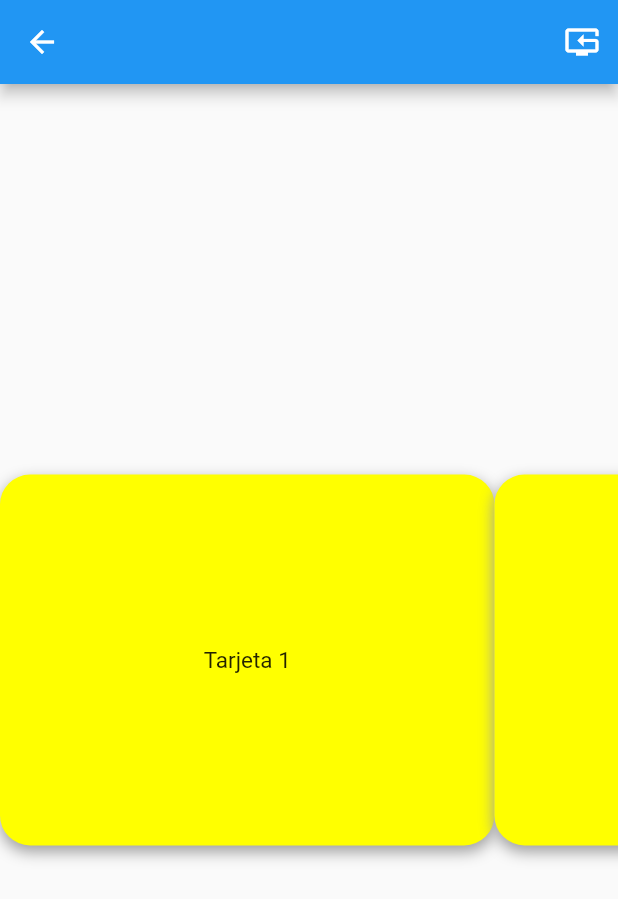
After one commit to angelwayar/portfolio_flutter, a Flutter app: the ListBounceOut screen opened directly, on a phone screen of 412 x 824 dp. The commit adds this screen. Shown: the top 899 px of the screen. Run offline on Flutter 3.47's test engine with Material 2 defaults, Android fonts, the phone set to English and light mode, and no system bars.

Commit message:
add list_bounceOut

```diff
--- /dev/null
+++ b/lib/Pages/list_bounceOut_animation/card_widget.dart
@@ -0,0 +1,44 @@
+import 'dart:math';
+import 'package:flutter/material.dart';
+
+class PlasticCard extends StatefulWidget {
+  final String text;
+  PlasticCard({required this.text});
+
+  @override
+  State<PlasticCard> createState() => _PlasticCardState();
+}
+
+class _PlasticCardState extends State<PlasticCard> {
+  @override
+  Widget build(BuildContext context) {
+    final _height = MediaQuery.of(context).size.height;
+    final _width = MediaQuery.of(context).size.width;
+    return Column(
+      mainAxisAlignment: MainAxisAlignment.center,
+      children: [
+        Container(
+          height: _height * 0.3,
+          width: _width * 0.8,
+          child: Center(
+            child: Text(
+              widget.text,
+              style: TextStyle(fontSize: 15.0),
+            ),
+          ),
+          decoration: BoxDecoration(
+            borderRadius: BorderRadius.circular(20.0),
+            color: Colors.accents[Random().nextInt(Colors.accents.length)],
+            boxShadow: [
+              BoxShadow(
+                blurRadius: 8,
+                color: Colors.grey,
+                offset: Offset(0, 4),
+              ),
+            ],
+          ),
+        ),
+      ],
+    );
+  }
+}
--- /dev/null
+++ b/lib/Pages/list_bounceOut_animation/list_bounceOut.dart
@@ -0,0 +1,51 @@
+import 'package:flutter/material.dart';
+import 'package:portfolio/Pages/list_bounceOut_animation/list_card.dart';
+
+class ListBounceOut extends StatefulWidget {
+  ListBounceOut({Key? key}) : super(key: key);
+
+  @override
+  State<ListBounceOut> createState() => _ListBounceOutState();
+}
+
+class _ListBounceOutState extends State<ListBounceOut> {
+  late ScrollController controller;
+
+  @override
+  void initState() {
+    controller = ScrollController();
+
+    super.initState();
+  }
+
+  @override
+  void dispose() {
+    controller.dispose();
+    super.dispose();
+  }
+
+  @override
+  Widget build(BuildContext context) {
+    return Scaffold(
+      appBar: AppBar(
+        actions: [
+          IconButton(
+              onPressed: () {
+                controller
+                  ..animateTo(0,
+                      duration: Duration(seconds: 10), curve: Curves.bounceOut);
+              },
+              icon: Icon(Icons.reset_tv))
+        ],
+      ),
+      body: ListView.builder(
+        controller: controller,
+        itemCount: plasticCard.length,
+        scrollDirection: Axis.horizontal,
+        itemBuilder: (context, index) {
+          return plasticCard[index];
+        },
+      ),
+    );
+  }
+}
--- /dev/null
+++ b/lib/Pages/list_bounceOut_animation/list_card.dart
@@ -0,0 +1,13 @@
+
+import 'package:portfolio/Pages/list_bounceOut_animation/card_widget.dart';
+
+List<PlasticCard> plasticCard = [
+  PlasticCard(text: "Tarjeta 1"),
+  PlasticCard(text: "Tarjeta 2"),
+  PlasticCard(text: "Tarjeta 3"),
+  PlasticCard(text: "Tarjeta 4"),
+  PlasticCard(text: "Tarjeta 5"),
+  PlasticCard(text: "Tarjeta 6"),
+  PlasticCard(text: "Tarjeta 7"),
+  PlasticCard(text: "Tarjeta 8"),
+];
--- a/lib/menu_animations.dart
+++ b/lib/menu_animations.dart
@@ -1,4 +1,5 @@
 import 'package:flutter/material.dart';
+import 'Pages/list_bounceOut_animation/list_bounceOut.dart';
 import 'package:portfolio/Pages/albumMatrix4/album_matrix4.dart';
 
 class MenuAnimation extends StatelessWidget {
@@ -16,8 +17,14 @@ class MenuAnimation extends StatelessWidget {
                 onPressed: () => Navigator.push(context,
                     MaterialPageRoute(builder: (context) => AlbumMatrix4())),
                 child: Text("Move Album with Matrix4")),
-              Divider()
-            ]),
+            Divider(),
+            TextButton(
+                onPressed: () => Navigator.push(context,
+                    MaterialPageRoute(builder: (context) => ListBounceOut())),
+                child: Text("Circular List")),
+            Divider(),
+          ],
+        ),
       ),
     );
   }
```
Lines whose indentation alone changed are shown as unchanged.
